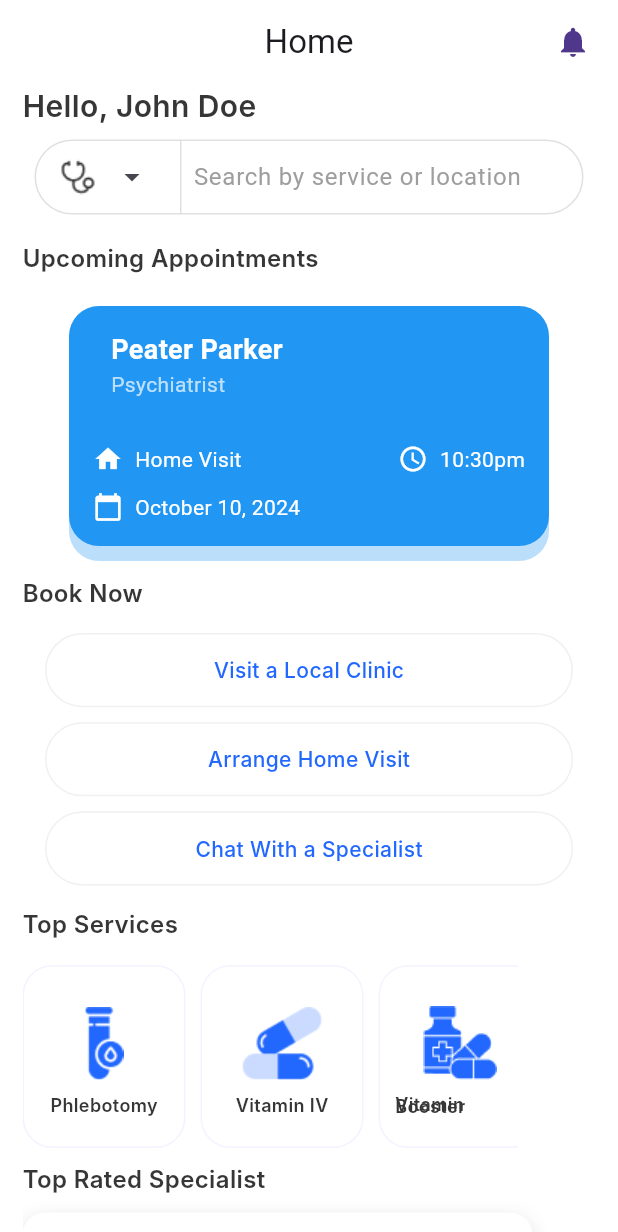
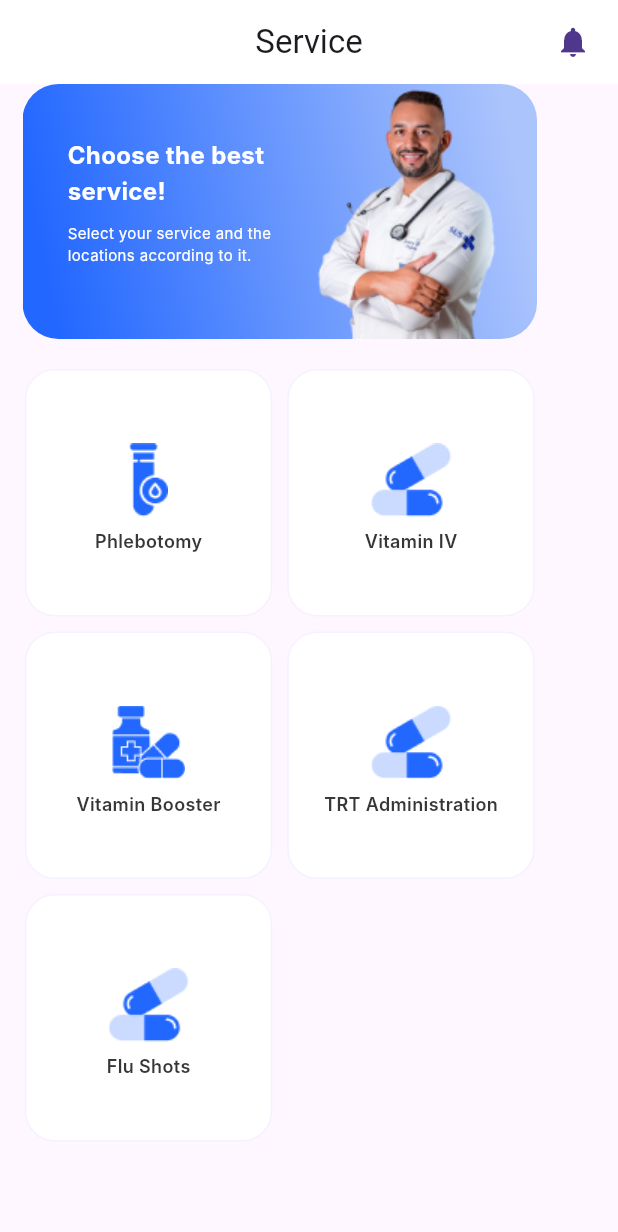
Before and after one commit to MustuBharmal/DocBookingApp, a Flutter app: the screen it shows after launch, on a phone screen of 412 x 824 dp. Shown: the top 1232 px of the screen. Run offline on Flutter 3.47's test engine with Material 3 defaults, Android fonts, the phone set to English and light mode, and no system bars; our stand-ins replace get, get_storage; Roboto replaces fonts that are missing (Inter).

Commit message:
Service screen completed

```diff
--- a/lib/presentations/home/view/home_screen.dart
+++ b/lib/presentations/home/view/home_screen.dart
@@ -1,6 +1,7 @@
 import 'package:doc_booking_app/presentations/home/widget/custom_widgets.dart';
 import 'package:doc_booking_app/util/app_color.dart';
 import 'package:flutter/material.dart';
+import '../../../widgets/global_widget.dart';
 
 class HomeScreen extends StatelessWidget {
   const HomeScreen({super.key});
--- a/lib/presentations/home/widget/custom_widgets.dart
+++ b/lib/presentations/home/widget/custom_widgets.dart
@@ -86,40 +86,7 @@ Widget customContainer({required String text}) {
   );
 }
 
-Widget containerWithImage({required String imagePath, required String text}) {
-  return Container(
-    width: 108.67,
-    height: 122,
-    padding: const EdgeInsets.symmetric(horizontal: 10, vertical: 20),
-    clipBehavior: Clip.antiAlias,
-    decoration: ShapeDecoration(
-      color: Colors.white,
-      shape: RoundedRectangleBorder(
-        side: const BorderSide(width: 1, color: Color(0xFFF5F1FE)),
-        borderRadius: BorderRadius.circular(20),
-      ),
-    ),
-    child: Column(
-      mainAxisSize: MainAxisSize.min,
-      mainAxisAlignment: MainAxisAlignment.center,
-      crossAxisAlignment: CrossAxisAlignment.center,
-      children: [
-        Image.asset(imagePath),
-        const SizedBox(height: 16),
-        Text(
-          text,
-          style: const TextStyle(
-            color: Color(0xFF363636),
-            fontSize: 12,
-            fontFamily: 'Inter',
-            fontWeight: FontWeight.w600,
-            height: 0.12,
-          ),
-        ),
-      ],
-    ),
-  );
-}
+
 
 Widget customSpecialistContainer() {
   return  Container(
--- /dev/null
+++ b/lib/presentations/services/view/service_screen.dart
@@ -0,0 +1,125 @@
+import 'package:doc_booking_app/presentations/home/view/home_screen.dart';
+import 'package:flutter/material.dart';
+import '../../../util/app_color.dart';
+import '../../../widgets/global_widget.dart';
+
+class ServiceScreen extends StatelessWidget {
+  const ServiceScreen({super.key});
+
+  static const routeName = '/service-screen';
+
+  @override
+  Widget build(BuildContext context) {
+    return Scaffold(
+      appBar: AppBar(
+        backgroundColor: AppColors.white,
+        actions: [
+          Padding(
+            padding: const EdgeInsets.only(right: 10),
+            child: CircleAvatar(
+              backgroundColor: Colors.white10,
+              radius: 20,
+              child: IconButton(
+                  onPressed: () {}, icon: const Icon(Icons.notifications)),
+            ),
+          )
+        ],
+        title: const Text("Service"),
+        centerTitle: true,
+      ),
+      body: Container(
+        padding: const EdgeInsets.symmetric(horizontal: 15),
+        child: SingleChildScrollView(
+          child: Column(
+            children: [
+              Container(
+                width: 343,
+                height: 170,
+                decoration: ShapeDecoration(
+                  gradient: const LinearGradient(
+                    begin: Alignment(-0.92, 0.38),
+                    end: Alignment(0.92, -0.38),
+                    colors: [Color(0xFF2267FF), Color(0xFFABC4FC)],
+                  ),
+                  shape: RoundedRectangleBorder(
+                    borderRadius: BorderRadius.circular(24),
+                  ),
+                ),
+                child: Stack(
+                  clipBehavior: Clip.none,
+                  children: [
+                    const Padding(
+                      padding:
+                          EdgeInsets.symmetric(horizontal: 30, vertical: 35),
+                      child: Column(
+                        crossAxisAlignment: CrossAxisAlignment.start,
+                        children: [
+                          Text(
+                            'Choose the best \nservice!',
+                            style: TextStyle(
+                              color: Colors.white,
+                              fontSize: 16,
+                              fontFamily: 'Inter',
+                              fontWeight: FontWeight.w700,
+                              height: 1.5,
+                            ),
+                          ),
+                          SizedBox(height: 9),
+                          Text(
+                            'Select your service and the \nlocations according to it.',
+                            style: TextStyle(
+                              color: Colors.white,
+                              fontSize: 10,
+                              fontFamily: 'Inter',
+                              fontWeight: FontWeight.w400,
+                              height: 1.5,
+                            ),
+                          ),
+                        ],
+                      ),
+                    ),
+                    Positioned(
+                      right: 20,
+                      bottom:0,
+                      child: Container(
+                        width: 132,
+                        height: 175,
+                        decoration: const BoxDecoration(
+                          image: DecorationImage(
+                            image: AssetImage("assets/images/doctor.png"),
+                            fit: BoxFit.contain,
+                          ),
+                        ),
+                      ),
+                    ),
+                  ],
+                ),
+              ),
+              const SizedBox(
+                height: 20,
+              ),
+              SizedBox(
+                width: 340,
+                height: 800,
+                child: GridView.builder(
+                  gridDelegate: const SliverGridDelegateWithFixedCrossAxisCount(
+                    crossAxisCount: 2,
+                    crossAxisSpacing: 10,
+                    mainAxisSpacing: 10,
+                  ),
+                  itemCount: HomeScreen.textList.length,
+                  itemBuilder: (context, index) {
+                    return containerWithImage(
+                      imagePath: HomeScreen.imagePathList[index],
+                      text: HomeScreen.textList[index],
+                    );
+                  },
+                ),
+              ),
+            ],
+          ),
+        ),
+      ),
+    );
+  }
+}
--- a/lib/presentations/splash_screens/view/splash_screen.dart
+++ b/lib/presentations/splash_screens/view/splash_screen.dart
@@ -1,6 +1,7 @@
 import 'dart:async';
 
 import 'package:doc_booking_app/presentations/home/view/home_screen.dart';
+import 'package:doc_booking_app/presentations/services/view/service_screen.dart';
 import 'package:flutter/material.dart';
 import 'package:get/get.dart';
 
@@ -18,7 +19,7 @@ class _SplashScreenState extends State<SplashScreen> {
   void initState() {
     super.initState();
     Timer.periodic(const Duration(seconds: 3),
-        (timer) => Get.offNamed(HomeScreen.routeName));
+        (timer) => Get.offNamed(ServiceScreen.routeName));
   }
 
   @override
--- a/lib/routes/app_routes.dart
+++ b/lib/routes/app_routes.dart
@@ -1,4 +1,7 @@
+import 'dart:developer';
+
 import 'package:doc_booking_app/presentations/home/view/home_screen.dart';
+import 'package:doc_booking_app/presentations/services/view/service_screen.dart';
 import 'package:get/get.dart';
 
 import '../presentations/splash_screens/view/splash_screen.dart';
@@ -7,5 +10,6 @@ class AppRoutes {
   static List<GetPage> pages = [
     GetPage(name: SplashScreen.routeName, page: () => const SplashScreen()),
     GetPage(name: HomeScreen.routeName, page: () => const HomeScreen()),
+    GetPage(name: ServiceScreen.routeName, page: () => const ServiceScreen()),
   ];
 }
--- /dev/null
+++ b/lib/widgets/global_widget.dart
@@ -0,0 +1,36 @@
+import 'package:flutter/material.dart';
+
+Widget containerWithImage({required String imagePath, required String text}) {
+  return Container(
+    width: 108.67,
+    height: 122,
+    padding: const EdgeInsets.symmetric(horizontal: 10, vertical: 20),
+    clipBehavior: Clip.antiAlias,
+    decoration: ShapeDecoration(
+      color: Colors.white,
+      shape: RoundedRectangleBorder(
+        side: const BorderSide(width: 1, color: Color(0xFFF5F1FE)),
+        borderRadius: BorderRadius.circular(20),
+      ),
+    ),
+    child: Column(
+      mainAxisSize: MainAxisSize.min,
+      mainAxisAlignment: MainAxisAlignment.center,
+      crossAxisAlignment: CrossAxisAlignment.center,
+      children: [
+        Image.asset(imagePath),
+        const SizedBox(height: 16),
+        Text(
+          text,
+          style: const TextStyle(
+            color: Color(0xFF363636),
+            fontSize: 12,
+            fontFamily: 'Inter',
+            fontWeight: FontWeight.w600,
+            height: 0.12,
+          ),
+        ),
+      ],
+    ),
+  );
+}
```
Also changed, not shown: lib/presentations/home/binding/home_binding.dart (added, +9 -0 lines), lib/presentations/home/controller/home_controller.dart (added, +21 -0 lines), lib/presentations/home/view/navigation_screen.dart (added, +70 -0 lines), lib/widgets/customer_app_bar.dart (added, +48 -0 lines), assets/images/Medical Kit.png (added), assets/images/doctor.png (added).
